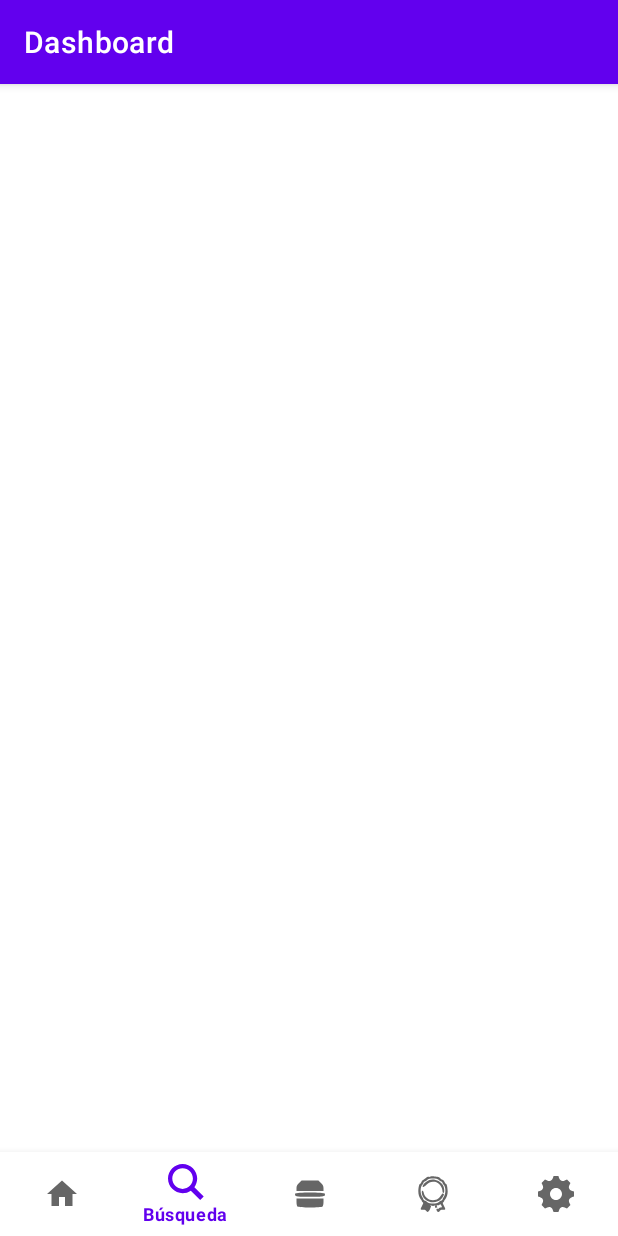
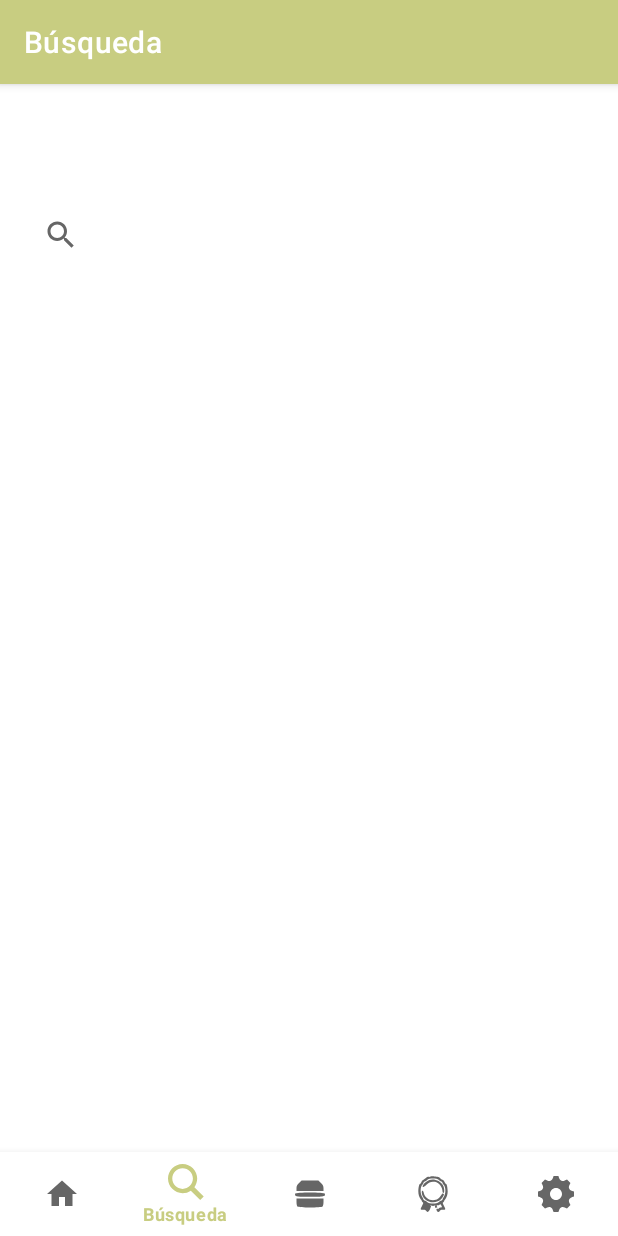
Before and after one commit to isotupa/TapasTop, an Android app: the DashboardFragment screen opened through its navigation route, on a phone screen of 412 x 824 dp. Run offline under Robolectric (Android 15) with nearby library versions, the phone set to English and light mode, and no system bars; our stand-ins replace navigation-ui.

Commit message:
Cambiado colores, añadido botón de borrar cuenta, cambiado nombres de fragments incorrectos

```diff
--- a/app/src/main/java/com/example/tapastop/LoginActivity.java
+++ b/app/src/main/java/com/example/tapastop/LoginActivity.java
@@ -36,10 +36,10 @@ public class LoginActivity extends AppCompatActivity {
         login.setOnClickListener(new View.OnClickListener() {
             @Override
             public void onClick(View view) {
-                aviso.setVisibility(View.VISIBLE);
-                if (email.getText().equals("")) {
+                if (email.getText().equals("a")) {
                     aviso.setVisibility(View.VISIBLE);
                 } else {
+                    aviso.setVisibility(View.INVISIBLE);
                     Intent intent = new Intent(LoginActivity.this, MainActivity2.class);
                     startActivity(intent);
                 }
--- a/app/src/main/res/layout/activity_crear_cuenta.xml
+++ b/app/src/main/res/layout/activity_crear_cuenta.xml
@@ -82,4 +82,5 @@
         app:layout_constraintEnd_toStartOf="@+id/sigCC1Btn"
         app:layout_constraintStart_toStartOf="parent"
         app:layout_constraintTop_toBottomOf="@+id/emailCC1TxtEdit" />
+
 </androidx.constraintlayout.widget.ConstraintLayout>
--- a/app/src/main/res/layout/fragment_dashboard.xml
+++ b/app/src/main/res/layout/fragment_dashboard.xml
@@ -6,17 +6,14 @@
     android:layout_height="match_parent"
     tools:context=".ui.dashboard.DashboardFragment">
 
-    <TextView
-        android:id="@+id/text_dashboard"
-        android:layout_width="match_parent"
-        android:layout_height="wrap_content"
-        android:layout_marginStart="8dp"
-        android:layout_marginTop="8dp"
-        android:layout_marginEnd="8dp"
-        android:textAlignment="center"
-        android:textSize="20sp"
+    <SearchView
+        android:id="@+id/searchDash"
+        android:layout_width="392dp"
+        android:layout_height="58dp"
         app:layout_constraintBottom_toBottomOf="parent"
         app:layout_constraintEnd_toEndOf="parent"
+        app:layout_constraintHorizontal_bias="0.842"
         app:layout_constraintStart_toStartOf="parent"
-        app:layout_constraintTop_toTopOf="parent" />
+        app:layout_constraintTop_toTopOf="parent"
+        app:layout_constraintVertical_bias="0.023" />
 </androidx.constraintlayout.widget.ConstraintLayout>
--- a/app/src/main/res/values/colors.xml
+++ b/app/src/main/res/values/colors.xml
@@ -1,8 +1,8 @@
 <?xml version="1.0" encoding="utf-8"?>
 <resources>
     <color name="purple_200">#FFBB86FC</color>
-    <color name="purple_500">#FF6200EE</color>
-    <color name="purple_700">#FF3700B3</color>
+    <color name="purple_500">#C8CD81</color>
+    <color name="purple_700">#4FA520</color>
     <color name="teal_200">#FF03DAC5</color>
     <color name="teal_700">#FF018786</color>
     <color name="black">#FF000000</color>
--- a/app/src/main/res/values/strings.xml
+++ b/app/src/main/res/values/strings.xml
@@ -1,7 +1,7 @@
 <resources>
     <string name="app_name">TapasTop</string>
     <string name="title_activity_main2">MainActivity2</string>
-    <string name="title_home">Home</string>
-    <string name="title_dashboard">Dashboard</string>
-    <string name="title_notifications">Notifications</string>
+    <string name="title_home">Inicio</string>
+    <string name="title_dashboard">Búsqueda</string>
+    <string name="title_notifications">Degustaciones</string>
 </resources>
```
Also changed, not shown: app/src/main/res/layout/activity_editar_perfil.xml (+18 -6 lines).
